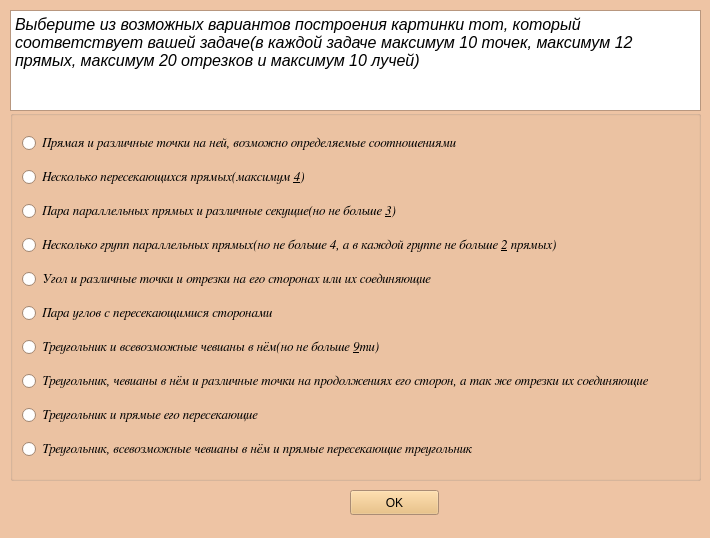
The window that test.ui (Strawberry-Ann/geometric) describes before a commit, drawn with Qt 5.
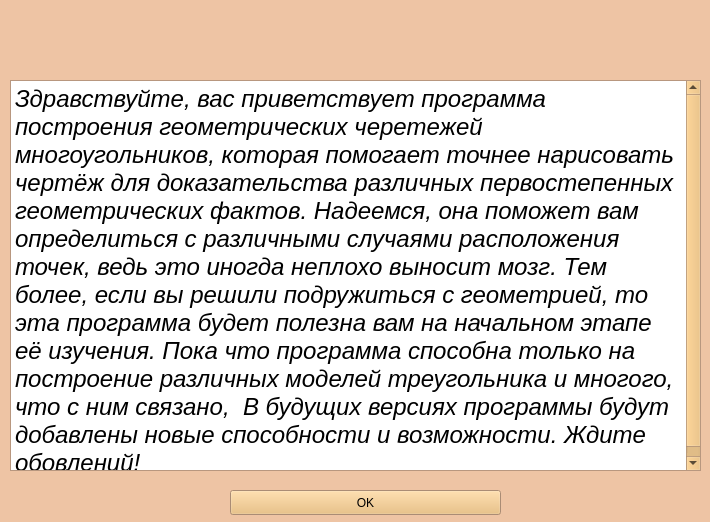
The same window after the commit.

Commit message: Обновлён интерфейс и добавлены новые классы и методы

Diff of the .ui file:
```diff
--- a/test.ui
+++ b/test.ui
@@ -7,7 +7,7 @@
     <x>0</x>
     <y>0</y>
     <width>710</width>
-    <height>538</height>
+    <height>522</height>
    </rect>
   </property>
   <property name="palette">
@@ -459,9 +459,9 @@
    <property name="geometry">
     <rect>
      <x>10</x>
-     <y>10</y>
+     <y>80</y>
      <width>691</width>
-     <height>101</height>
+     <height>391</height>
     </rect>
    </property>
    <property name="readOnly">
@@ -472,184 +472,15 @@
 &lt;html&gt;&lt;head&gt;&lt;meta name=&quot;qrichtext&quot; content=&quot;1&quot; /&gt;&lt;style type=&quot;text/css&quot;&gt;
 p, li { white-space: pre-wrap; }
 &lt;/style&gt;&lt;/head&gt;&lt;body style=&quot; font-family:'Ubuntu'; font-size:11pt; font-weight:400; font-style:normal;&quot;&gt;
-&lt;p style=&quot; margin-top:0px; margin-bottom:0px; margin-left:0px; margin-right:0px; -qt-block-indent:0; text-indent:0px;&quot;&gt;&lt;span style=&quot; font-size:12pt; font-style:italic;&quot;&gt;Выберите из возможных вариантов построения картинки тот, который соответствует вашей задаче(в каждой задаче максимум 10 точек, максимум 12 прямых, максимум 20 отрезков и максимум 10 лучей)&lt;/span&gt;&lt;/p&gt;
-&lt;p style=&quot;-qt-paragraph-type:empty; margin-top:0px; margin-bottom:0px; margin-left:0px; margin-right:0px; -qt-block-indent:0; text-indent:0px;&quot;&gt;&lt;br /&gt;&lt;/p&gt;&lt;/body&gt;&lt;/html&gt;</string>
+&lt;p style=&quot; margin-top:0px; margin-bottom:0px; margin-left:0px; margin-right:0px; -qt-block-indent:0; text-indent:0px;&quot;&gt;&lt;span style=&quot; font-size:18pt; font-style:italic;&quot;&gt;Здравствуйте, вас приветствует программа построения геометрических черетежей многоугольников, которая помогает точнее нарисовать чертёж для доказательства различных первостепенных геометрических фактов. Надеемся, она поможет вам определиться с различными случаями расположения точек, ведь это иногда неплохо выносит мозг. Тем более, если вы решили подружиться с геометрией, то эта программа будет полезна вам на начальном этапе её изучения. Пока что программа способна только на построение различных моделей треугольника и многого, что с ним связано,  В будущих версиях программы будут добавлены новые способности и возможности. Ждите обовлений!&lt;/span&gt;&lt;/p&gt;&lt;/body&gt;&lt;/html&gt;</string>
    </property>
   </widget>
-  <widget class="QGroupBox" name="verticalGroupBox">
-   <property name="geometry">
-    <rect>
-     <x>10</x>
-     <y>110</y>
-     <width>691</width>
-     <height>371</height>
-    </rect>
-   </property>
-   <layout class="QVBoxLayout" name="verticalLayout">
-    <item>
-     <widget class="QRadioButton" name="rb1">
-      <property name="font">
-       <font>
-        <family>FreeSerif</family>
-        <pointsize>10</pointsize>
-        <weight>50</weight>
-        <italic>true</italic>
-        <bold>false</bold>
-       </font>
-      </property>
-      <property name="text">
-       <string>Прямая и различные точки на ней, возможно определяемые соотношениями</string>
-      </property>
-     </widget>
-    </item>
-    <item>
-     <widget class="QRadioButton" name="rb2">
-      <property name="font">
-       <font>
-        <family>FreeSerif</family>
-        <pointsize>10</pointsize>
-        <weight>50</weight>
-        <italic>true</italic>
-        <bold>false</bold>
-       </font>
-      </property>
-      <property name="text">
-       <string>Несколько пересекающихся прямых(максимум &amp;4)</string>
-      </property>
-     </widget>
-    </item>
-    <item>
-     <widget class="QRadioButton" name="rb3">
-      <property name="font">
-       <font>
-        <family>FreeSerif</family>
-        <pointsize>10</pointsize>
-        <weight>50</weight>
-        <italic>true</italic>
-        <bold>false</bold>
-       </font>
-      </property>
-      <property name="text">
-       <string>Пара параллельных прямых и различные секущие(но не больше &amp;3)</string>
-      </property>
-     </widget>
-    </item>
-    <item>
-     <widget class="QRadioButton" name="rb4">
-      <property name="font">
-       <font>
-        <family>FreeSerif</family>
-        <pointsize>10</pointsize>
-        <weight>50</weight>
-        <italic>true</italic>
-        <bold>false</bold>
-       </font>
-      </property>
-      <property name="text">
-       <string>Несколько групп параллельных прямых(но не больше 4, а в каждой группе не больше &amp;2 прямых)</string>
-      </property>
-     </widget>
-    </item>
-    <item>
-     <widget class="QRadioButton" name="rb5">
-      <property name="font">
-       <font>
-        <family>FreeSerif</family>
-        <pointsize>10</pointsize>
-        <weight>50</weight>
-        <italic>true</italic>
-        <bold>false</bold>
-       </font>
-      </property>
-      <property name="text">
-       <string>Угол и различные точки и отрезки на его сторонах или их соединяющие</string>
-      </property>
-     </widget>
-    </item>
-    <item>
-     <widget class="QRadioButton" name="rb6">
-      <property name="font">
-       <font>
-        <family>FreeSerif</family>
-        <pointsize>10</pointsize>
-        <weight>50</weight>
-        <italic>true</italic>
-        <bold>false</bold>
-       </font>
-      </property>
-      <property name="text">
-       <string>Пара углов с пересекающимися сторонами</string>
-      </property>
-     </widget>
-    </item>
-    <item>
-     <widget class="QRadioButton" name="rb7">
-      <property name="font">
-       <font>
-        <family>FreeSerif</family>
-        <pointsize>10</pointsize>
-        <weight>50</weight>
-        <italic>true</italic>
-        <bold>false</bold>
-       </font>
-      </property>
-      <property name="text">
-       <string>Треугольник и всевозможные чевианы в нём(но не больше &amp;9ти)</string>
-      </property>
-     </widget>
-    </item>
-    <item>
-     <widget class="QRadioButton" name="rb8">
-      <property name="font">
-       <font>
-        <family>FreeSerif</family>
-        <pointsize>10</pointsize>
-        <weight>50</weight>
-        <italic>true</italic>
-        <bold>false</bold>
-       </font>
-      </property>
-      <property name="text">
-       <string>Треугольник, чевианы в нём и различные точки на продолжениях его сторон, а так же отрезки их соединяющие </string>
-      </property>
-     </widget>
-    </item>
-    <item>
-     <widget class="QRadioButton" name="rb9">
-      <property name="font">
-       <font>
-        <family>FreeSerif</family>
-        <pointsize>10</pointsize>
-        <italic>true</italic>
-       </font>
-      </property>
-      <property name="text">
-       <string>Треугольник и прямые его пересекающие</string>
-      </property>
-     </widget>
-    </item>
-    <item>
-     <widget class="QRadioButton" name="rb10">
-      <property name="font">
-       <font>
-        <family>FreeSerif</family>
-        <pointsize>10</pointsize>
-        <italic>true</italic>
-       </font>
-      </property>
-      <property name="text">
-       <string>Треугольник, всевозможные чевианы в нём и прямые пересекающие треугольник </string>
-      </property>
-     </widget>
-    </item>
-   </layout>
-  </widget>
   <widget class="QPushButton" name="pb_OK">
    <property name="geometry">
     <rect>
-     <x>350</x>
+     <x>230</x>
      <y>490</y>
-     <width>89</width>
+     <width>271</width>
      <height>25</height>
     </rect>
    </property>
```
The commit also changes 10 other files.
